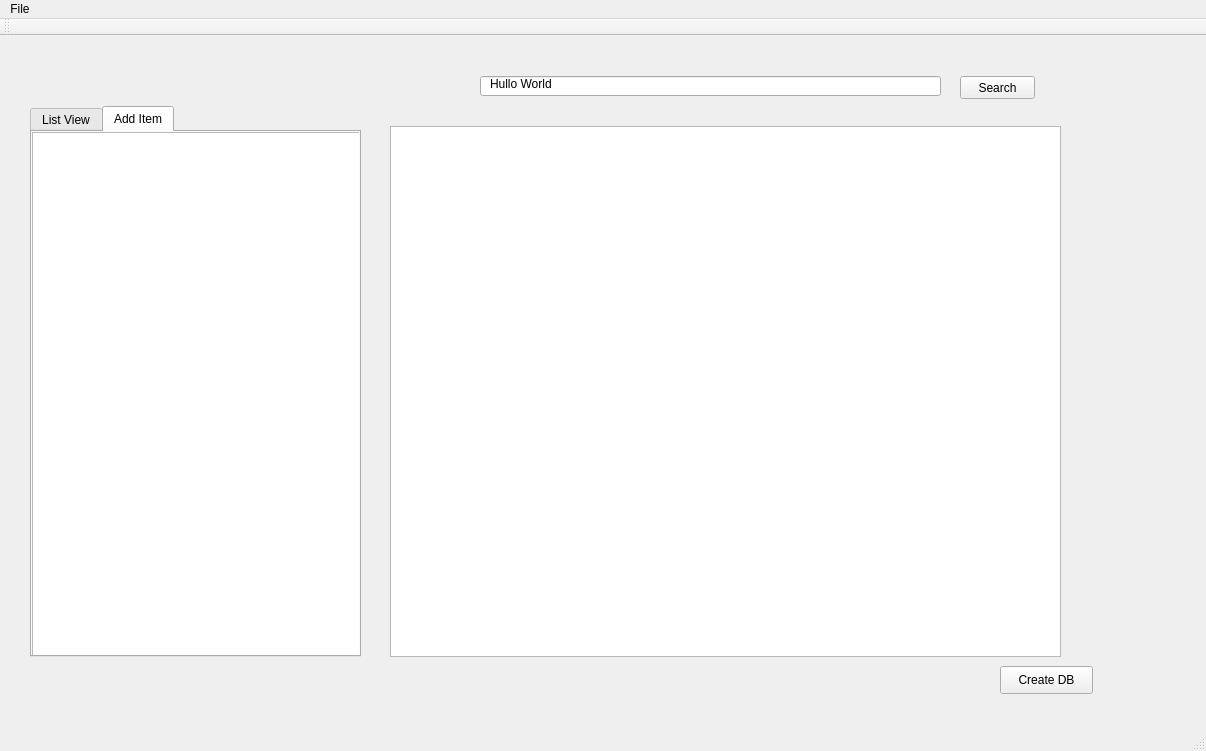
Above: StuffFinder/StuffFinder/stufffinder.ui from toddn1704/code-musketeers before the change. Below: the same form after it.
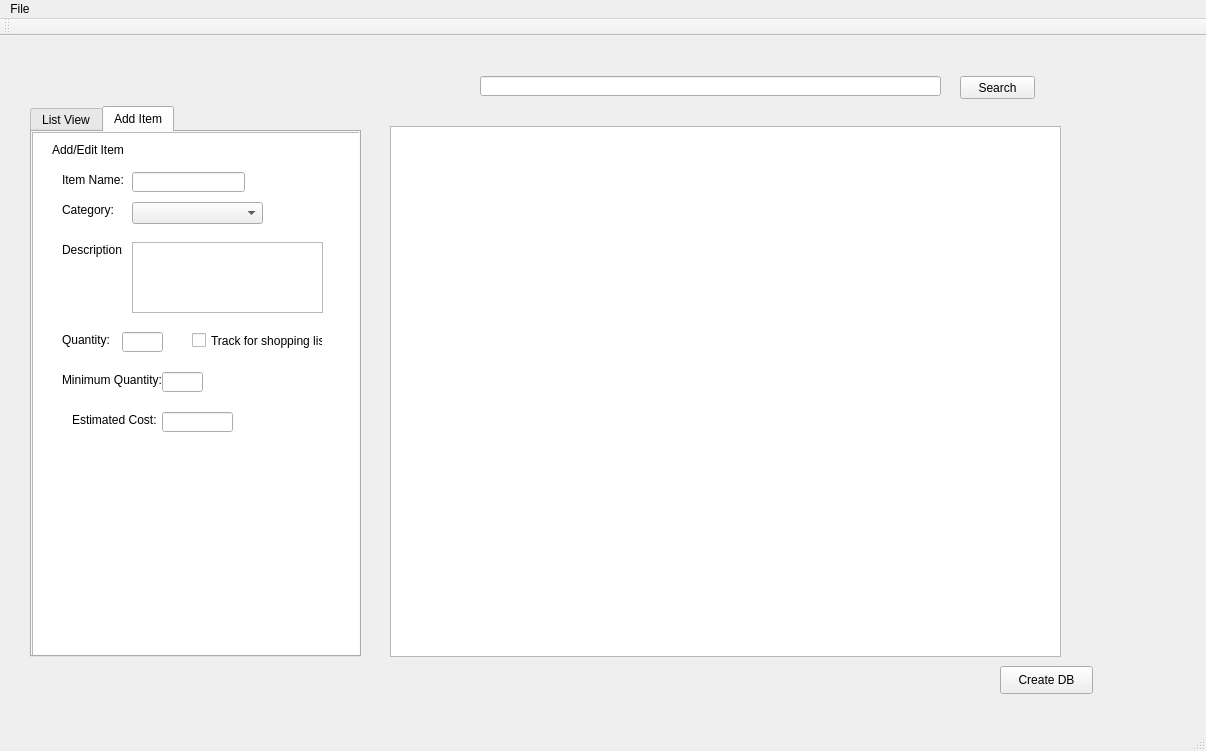
That is the form after the change. The open tabs and pages were chosen to show the change.

Commit message: changed "Add Item" tab; testing signals

```diff
--- a/StuffFinder/StuffFinder/stufffinder.ui
+++ b/StuffFinder/StuffFinder/stufffinder.ui
@@ -68,6 +68,176 @@
        </rect>
       </property>
      </widget>
+     <widget class="QLabel" name="label">
+      <property name="geometry">
+       <rect>
+        <x>20</x>
+        <y>10</y>
+        <width>71</width>
+        <height>16</height>
+       </rect>
+      </property>
+      <property name="text">
+       <string>Add/Edit Item</string>
+      </property>
+     </widget>
+     <widget class="QLabel" name="label_2">
+      <property name="geometry">
+       <rect>
+        <x>30</x>
+        <y>40</y>
+        <width>61</width>
+        <height>16</height>
+       </rect>
+      </property>
+      <property name="text">
+       <string>Item Name:</string>
+      </property>
+     </widget>
+     <widget class="QLineEdit" name="itemName">
+      <property name="geometry">
+       <rect>
+        <x>100</x>
+        <y>40</y>
+        <width>113</width>
+        <height>20</height>
+       </rect>
+      </property>
+     </widget>
+     <widget class="QLabel" name="label_3">
+      <property name="geometry">
+       <rect>
+        <x>30</x>
+        <y>110</y>
+        <width>61</width>
+        <height>16</height>
+       </rect>
+      </property>
+      <property name="text">
+       <string>Description:</string>
+      </property>
+     </widget>
+     <widget class="QTextEdit" name="itemDescription">
+      <property name="geometry">
+       <rect>
+        <x>100</x>
+        <y>110</y>
+        <width>191</width>
+        <height>71</height>
+       </rect>
+      </property>
+     </widget>
+     <widget class="QLabel" name="label_4">
+      <property name="geometry">
+       <rect>
+        <x>30</x>
+        <y>200</y>
+        <width>51</width>
+        <height>16</height>
+       </rect>
+      </property>
+      <property name="text">
+       <string>Quantity:</string>
+      </property>
+     </widget>
+     <widget class="QLineEdit" name="itemQuantity">
+      <property name="geometry">
+       <rect>
+        <x>90</x>
+        <y>200</y>
+        <width>41</width>
+        <height>20</height>
+       </rect>
+      </property>
+     </widget>
+     <widget class="QComboBox" name="categoryCombo">
+      <property name="geometry">
+       <rect>
+        <x>100</x>
+        <y>70</y>
+        <width>131</width>
+        <height>22</height>
+       </rect>
+      </property>
+     </widget>
+     <widget class="QLabel" name="label_5">
+      <property name="geometry">
+       <rect>
+        <x>30</x>
+        <y>70</y>
+        <width>51</width>
+        <height>16</height>
+       </rect>
+      </property>
+      <property name="text">
+       <string>Category:</string>
+      </property>
+     </widget>
+     <widget class="QCheckBox" name="trackCheck">
+      <property name="geometry">
+       <rect>
+        <x>160</x>
+        <y>200</y>
+        <width>131</width>
+        <height>17</height>
+       </rect>
+      </property>
+      <property name="text">
+       <string>Track for shopping list</string>
+      </property>
+     </widget>
+     <widget class="QLabel" name="label_6">
+      <property name="enabled">
+       <bool>true</bool>
+      </property>
+      <property name="geometry">
+       <rect>
+        <x>30</x>
+        <y>240</y>
+        <width>101</width>
+        <height>16</height>
+       </rect>
+      </property>
+      <property name="text">
+       <string>Minimum Quantity:</string>
+      </property>
+      <property name="textInteractionFlags">
+       <set>Qt::LinksAccessibleByMouse</set>
+      </property>
+     </widget>
+     <widget class="QLineEdit" name="minQuantity">
+      <property name="geometry">
+       <rect>
+        <x>130</x>
+        <y>240</y>
+        <width>41</width>
+        <height>20</height>
+       </rect>
+      </property>
+     </widget>
+     <widget class="QLabel" name="label_7">
+      <property name="geometry">
+       <rect>
+        <x>40</x>
+        <y>280</y>
+        <width>91</width>
+        <height>16</height>
+       </rect>
+      </property>
+      <property name="text">
+       <string>Estimated Cost:</string>
+      </property>
+     </widget>
+     <widget class="QLineEdit" name="itemCost">
+      <property name="geometry">
+       <rect>
+        <x>130</x>
+        <y>280</y>
+        <width>71</width>
+        <height>20</height>
+       </rect>
+      </property>
+     </widget>
     </widget>
    </widget>
    <widget class="QGraphicsView" name="graphicsView">
@@ -103,22 +273,6 @@
      <string>Search</string>
     </property>
    </widget>
-   <widget class="QLabel" name="label">
-    <property name="enabled">
-     <bool>true</bool>
-    </property>
-    <property name="geometry">
-     <rect>
-      <x>490</x>
-      <y>40</y>
-      <width>121</width>
-      <height>16</height>
-     </rect>
-    </property>
-    <property name="text">
-     <string>Hullo World</string>
-    </property>
-   </widget>
    <zorder>tabWidget</zorder>
    <zorder>graphicsView</zorder>
    <zorder>Create_db</zorder>
```
Left out of the diff: 81 changed lines with no effect on the pictures. The commit also changes 1 other file.
